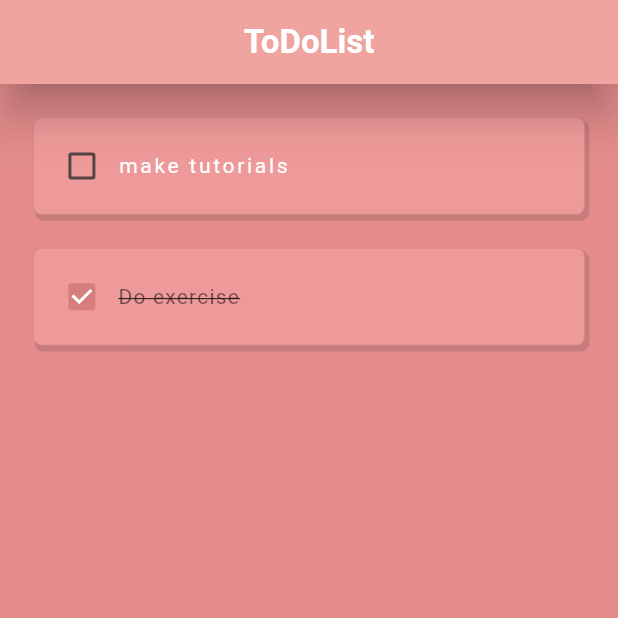
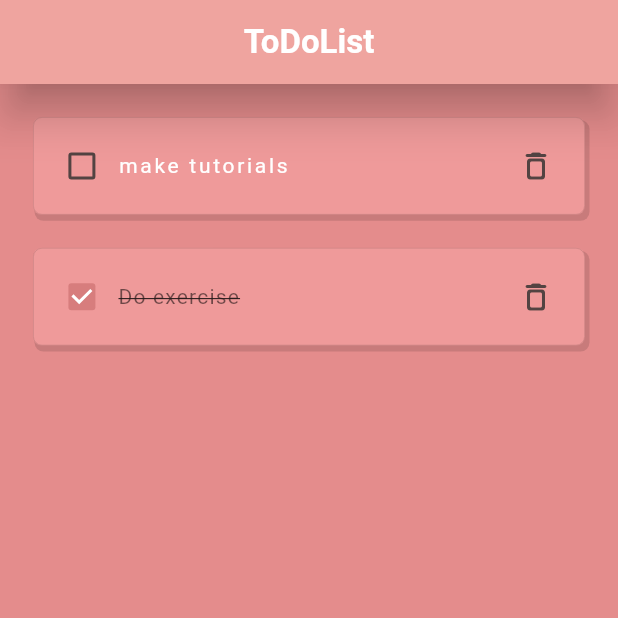
Before and after one commit to SarthakMohanty1965/CODSOFT, a Flutter app: the screen it shows after launch, on a phone screen of 412 x 824 dp, the top half of it. Run offline on Flutter 3.47's test engine with Material 3 defaults, Android fonts, the phone set to English and light mode, and no system bars.

Commit message:
Delete Task option added
created a delete button to delete a task or a completed task

```diff
--- a/task_02/lib/todo_list.dart
+++ b/task_02/lib/todo_list.dart
@@ -1,16 +1,19 @@
 import 'package:flutter/cupertino.dart';
 import 'package:flutter/material.dart';
+import 'package:flutter/widgets.dart';
 
 class ToDoList extends StatelessWidget {
   late final String taskName;
   late final bool taskCompleted;
   Function(bool?)? onChanged;
+  VoidCallback onDelete;
 
   ToDoList({
     super.key,
     required this.taskName,
     required this.taskCompleted,
     required this.onChanged,
+    required this.onDelete
   });
 
   @override
@@ -36,7 +39,8 @@ class ToDoList extends StatelessWidget {
                 activeColor: Color.fromARGB(255, 215, 125, 125),
                 value: taskCompleted,
                 onChanged: onChanged),
-            Text(
+            Expanded(
+              child: Text(
                 taskName,
                 style: TextStyle(
                     decoration: taskCompleted
@@ -45,6 +49,8 @@ class ToDoList extends StatelessWidget {
                     color: taskCompleted?Colors.black54:Colors.white,
                     letterSpacing:taskCompleted?0.8:1.8),
               ),
+            ),
+            IconButton(onPressed: onDelete, icon: Icon(Icons.delete_outline_rounded))
           ],
         ),
       ),
```
Also changed, not shown: task_02/lib/addtask.dart (+3 -4 lines), task_02/lib/main.dart (+10 -0 lines). Lines whose indentation alone changed are shown as unchanged.
